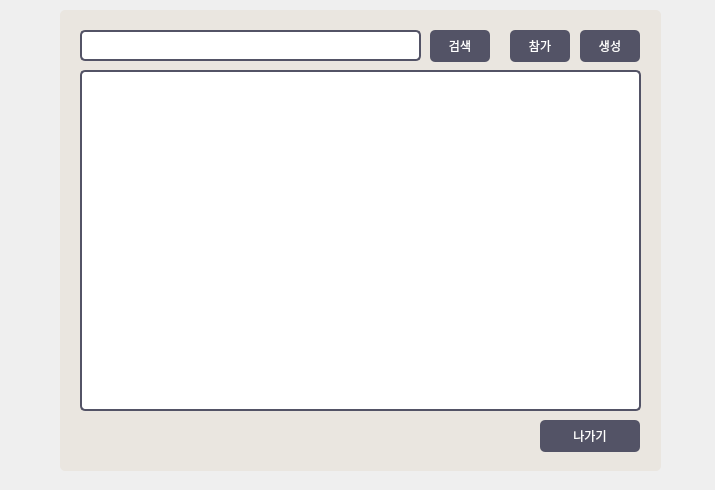
Before: the Qt Designer form CarPool/chatlistwindow.ui in SegiJo/veda1-mini2-qtchat, drawn with Qt 5.
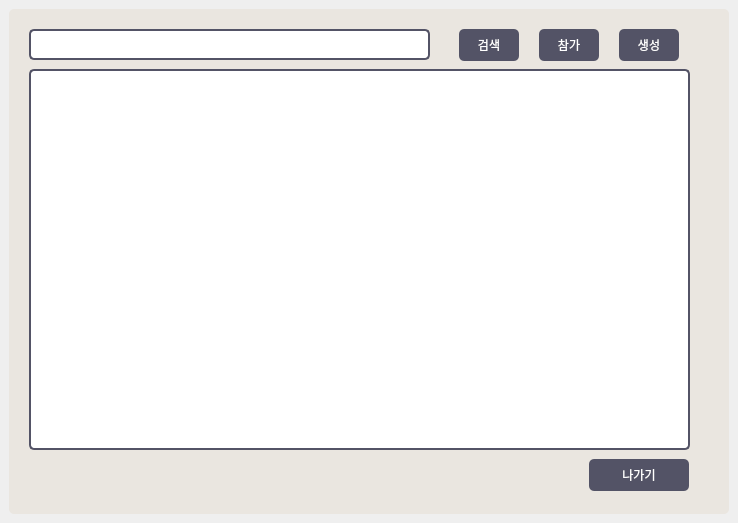
After: the same form once the commit is applied.

```diff
--- a/CarPool/chatlistwindow.ui
+++ b/CarPool/chatlistwindow.ui
@@ -6,8 +6,8 @@
    <rect>
     <x>0</x>
     <y>0</y>
-    <width>715</width>
-    <height>490</height>
+    <width>738</width>
+    <height>523</height>
    </rect>
   </property>
   <property name="sizePolicy">
@@ -20,14 +20,14 @@
    <string>MainWindow</string>
   </property>
   <widget class="QWidget" name="centralwidget">
+   <property name="enabled">
+    <bool>true</bool>
+   </property>
+   <layout class="QGridLayout" name="gridLayout">
+    <item row="0" column="0">
    <widget class="QFrame" name="frame">
-    <property name="geometry">
-     <rect>
-      <x>60</x>
-      <y>10</y>
-      <width>601</width>
-      <height>461</height>
-     </rect>
+      <property name="enabled">
+       <bool>true</bool>
     </property>
     <property name="sizePolicy">
      <sizepolicy hsizetype="Preferred" vsizetype="Preferred">
@@ -50,7 +50,7 @@
       <rect>
        <x>20</x>
        <y>20</y>
-       <width>341</width>
+         <width>401</width>
        <height>31</height>
       </rect>
      </property>
@@ -64,7 +64,7 @@
     <widget class="QPushButton" name="FindChatButton">
      <property name="geometry">
       <rect>
-       <x>370</x>
+         <x>450</x>
        <y>20</y>
        <width>60</width>
        <height>32</height>
@@ -90,7 +90,7 @@
     <widget class="QPushButton" name="JoinChatButton">
      <property name="geometry">
       <rect>
-       <x>450</x>
+         <x>530</x>
        <y>20</y>
        <width>60</width>
        <height>32</height>
@@ -116,7 +116,7 @@
     <widget class="QPushButton" name="NewChatButton">
      <property name="geometry">
       <rect>
-       <x>520</x>
+         <x>610</x>
        <y>20</y>
        <width>60</width>
        <height>32</height>
@@ -139,27 +139,11 @@
       <string>생성</string>
      </property>
     </widget>
-    <widget class="QListWidget" name="JoinChatListWidget">
-     <property name="geometry">
-      <rect>
-       <x>20</x>
-       <y>60</y>
-       <width>561</width>
-       <height>341</height>
-      </rect>
-     </property>
-     <property name="styleSheet">
-      <string notr="true">background-color: #FFFFFF;
-color: rgb(28, 28, 28);
-border: 1.5px solid #535366;
-border-radius: 5px; </string>
-     </property>
-    </widget>
     <widget class="QPushButton" name="BackButton">
      <property name="geometry">
       <rect>
-       <x>480</x>
-       <y>410</y>
+         <x>580</x>
+         <y>450</y>
        <width>100</width>
        <height>32</height>
       </rect>
@@ -181,7 +165,43 @@
       <string>나가기</string>
      </property>
     </widget>
-   </widget>
+      <widget class="QTableView" name="JoinChatListtableView">
+       <property name="geometry">
+        <rect>
+         <x>20</x>
+         <y>60</y>
+         <width>661</width>
+         <height>381</height>
+        </rect>
+       </property>
+       <property name="styleSheet">
+        <string notr="true">QTableView {
+    background-color: rgb(255, 255, 255);  /* 테이블 셀 배경색 */
+    color: rgb(28, 28, 28);                /* 테이블 셀 텍스트 색상 */
+    border: 1.5px solid #535366;
+    border-radius: 5px;
+}
+
+QTableView::item:selected {
+    background-color: #D3D3D3;  /* 선택된 셀의 배경색 */
+    color: black;               /* 선택된 셀의 텍스트 색상 */
+}
+
+QTableView::item {
+    border: 1px solid #535366;  /* 셀 간 테두리 */
+}
+
+QHeaderView::section {
+    background-color: #535366;  /* 헤더 배경색 */
+    color: white;               /* 헤더 텍스트 색상 */
+    border: 1px solid #535366;  /* 헤더 테두리 */
+    font-weight: bold;          /* 헤더 글씨 굵게 */
+}</string>
+       </property>
+      </widget>
+     </widget>
+    </item>
+   </layout>
   </widget>
  </widget>
  <resources/>
```
Lines whose indentation alone changed are shown as unchanged.
